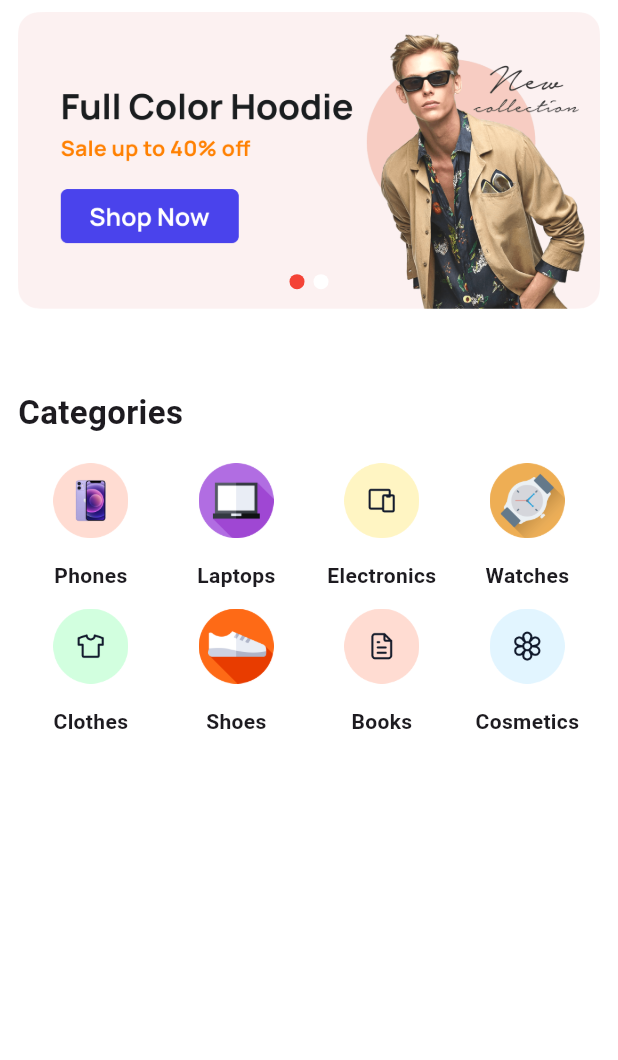
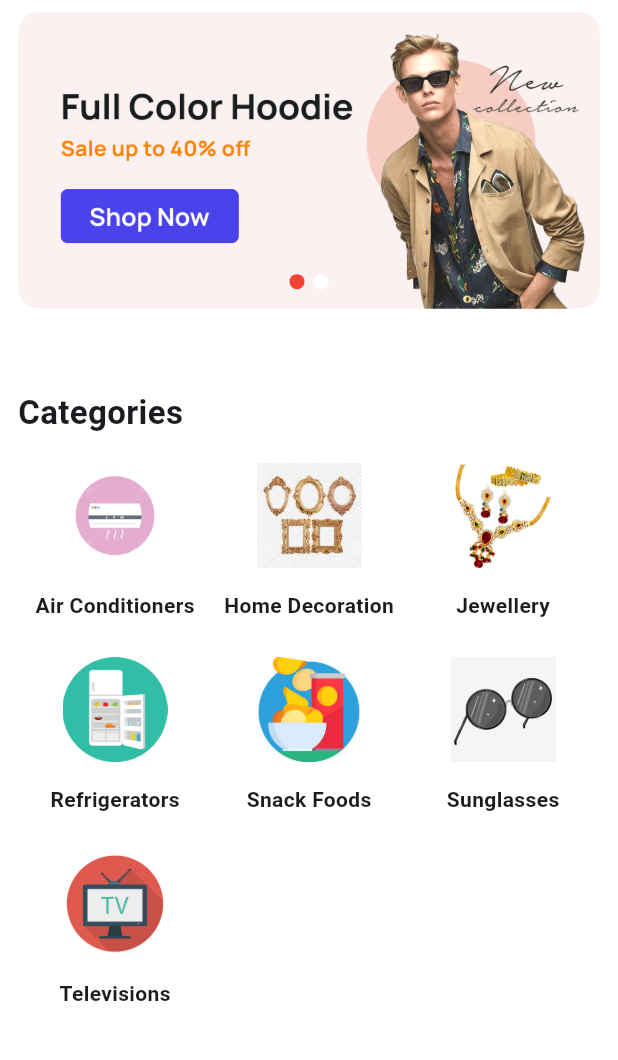
Before and after one commit to mdsrkhnafd/shopsmart_users_ar, a Flutter app: the HomeScreen screen opened directly, on a phone screen of 412 x 824 dp, the part 72-1132 px from its top. Run offline on Flutter 3.47's test engine with Material 3 defaults, Android fonts, the phone set to English and light mode, and no system bars; drawn by our look-alikes of card_swiper, shimmer; our stand-ins replace animated_splash_screen, cloud_firestore, fancy_shimmer_image, firebase_auth, firebase_core, firebase_storage and 7 more; missing offline and left inert: dynamic_height_grid_view; accounts and stored records are empty.

Commit message:
Replace dropdown items

```diff
--- a/lib/consts/app_constant.dart
+++ b/lib/consts/app_constant.dart
@@ -13,44 +13,44 @@ class AppConstants {
 
   static List<CategoryModel> categoriesList = [
     CategoryModel(
-      id: "Phones",
-      image: AssetsManager.mobiles,
-      name: "Phones",
+      id: "Air Conditioners",
+      image: AssetsManager.aircondition,
+      name: "Air Conditioners",
     ),
     CategoryModel(
-      id: "Laptops",
-      image: AssetsManager.pc,
-      name: "Laptops",
+      id: "Home Decoration",
+      image: AssetsManager.homedecoration,
+      name: "Home Decoration",
     ),
     CategoryModel(
-      id: "Electronics",
-      image: AssetsManager.electronics,
-      name: "Electronics",
+      id: "Jewellery",
+      image: AssetsManager.jewelerry,
+      name: "Jewellery",
     ),
     CategoryModel(
-      id: "Watches",
-      image: AssetsManager.watch,
-      name: "Watches",
+      id: "Refrigerators",
+      image: AssetsManager.refrigerator,
+      name: "Refrigerators",
     ),
     CategoryModel(
-      id: "Clothes",
-      image: AssetsManager.fashion,
-      name: "Clothes",
+      id: "Snack Foods",
+      image: AssetsManager.snakefoods,
+      name: "Snack Foods",
     ),
     CategoryModel(
-      id: "Shoes",
-      image: AssetsManager.shoes,
-      name: "Shoes",
+      id: "Sunglasses",
+      image: AssetsManager.sunglasess,
+      name: "Sunglasses",
     ),
     CategoryModel(
-      id: "Books",
-      image: AssetsManager.book,
-      name: "Books",
+      id: "Televisions",
+      image: AssetsManager.televisions,
+      name: "Televisions",
     ),
-    CategoryModel(
-      id: "Cosmetics",
-      image: AssetsManager.cosmetics,
-      name: "Cosmetics",
-    ),
+    // CategoryModel(
+    //   id: "Cosmetics",
+    //   image: AssetsManager.cosmetics,
+    //   name: "Cosmetics",
+    // ),
   ];
 }
--- a/lib/screens/home_screen.dart
+++ b/lib/screens/home_screen.dart
@@ -95,7 +95,7 @@ class HomeScreen extends StatelessWidget {
               GridView.count(
                   shrinkWrap: true,
                   physics: const NeverScrollableScrollPhysics(),
-                  crossAxisCount: 4,
+                  crossAxisCount: 3,
                   children: List.generate(AppConstants.categoriesList.length,
                       (index) {
                     return CategoryRoundedWidget(
--- a/lib/services/assets_manager.dart
+++ b/lib/services/assets_manager.dart
@@ -33,14 +33,14 @@ class AssetsManager {
   static String banner1 = "$bannersImagesPath/banner1.png";
   static String banner2 = "$bannersImagesPath/banner2.png";
   // Categories path
-  static String mobiles = "$categoriesImagesPath/mobiles.png";
-  static String fashion = "$categoriesImagesPath/fashion.png";
-  static String watch = "$categoriesImagesPath/watch.png";
-  static String book = "$categoriesImagesPath/book_img.png";
-  static String electronics = "$categoriesImagesPath/electronics.png";
-  static String cosmetics = "$categoriesImagesPath/cosmetics.png";
-  static String shoes = "$categoriesImagesPath/shoes.png";
-  static String pc = "$categoriesImagesPath/pc.png";
+  static String aircondition = "$categoriesImagesPath/aircondition.png";
+  static String homedecoration = "$categoriesImagesPath/homedecoration.jpg";
+  static String jewelerry = "$categoriesImagesPath/jewelerry.png";
+  static String refrigerator = "$categoriesImagesPath/refrigerator.png";
+  static String snakefoods = "$categoriesImagesPath/snakefoods.jpg";
+  static String sunglasess = "$categoriesImagesPath/sunglasess.jpg";
+  static String televisions = "$categoriesImagesPath/televisions.png";
+ // static String pc = "$categoriesImagesPath/pc.png";
   // Splash and Onboarding path
   static String splash = "$assetsPath/splash.jpg";
   static String onboarding_1 = "$assetsPath/onboarding_1.jpg";
--- a/lib/widgets/products/ctg_rounded_widget.dart
+++ b/lib/widgets/products/ctg_rounded_widget.dart
@@ -21,8 +21,8 @@ class CategoryRoundedWidget extends StatelessWidget {
         children: [
           Image.asset(
             image,
-            height: 50,
-            width: 50,
+            height: 70,
+            width: 70,
           ),
           const SizedBox(
             height: 15,
--- a/lib/widgets/products/latest_arrival.dart
+++ b/lib/widgets/products/latest_arrival.dart
@@ -87,7 +87,7 @@ class LatestArrivalProductsWidget extends StatelessWidget {
                     ),
                      FittedBox(
                       child: SubtitleTextWidget(
-                        label: "${productModel.productPrice}\$",
+                        label: "${productModel.productPrice}₹",
                         color: Colors.blue,
                       ),
                     ),
```
Also changed, not shown: assets/images/categories/aircondition.png (added), assets/images/categories/book_img.png (deleted), assets/images/categories/cosmetics.png (deleted), assets/images/categories/electronics.png (deleted), assets/images/categories/fashion.png (deleted), assets/images/categories/homedecoration.jpg (added), assets/images/categories/jewelerry.png (added), assets/images/categories/mobiles.png (deleted), assets/images/categories/pc.png (deleted), assets/images/categories/refrigerator.png (added), assets/images/categories/shoes.png (deleted), assets/images/categories/snakefoods.jpg (added), assets/images/categories/sunglasess.jpg (added), assets/images/categories/televisions.png (added), 1 more files.
